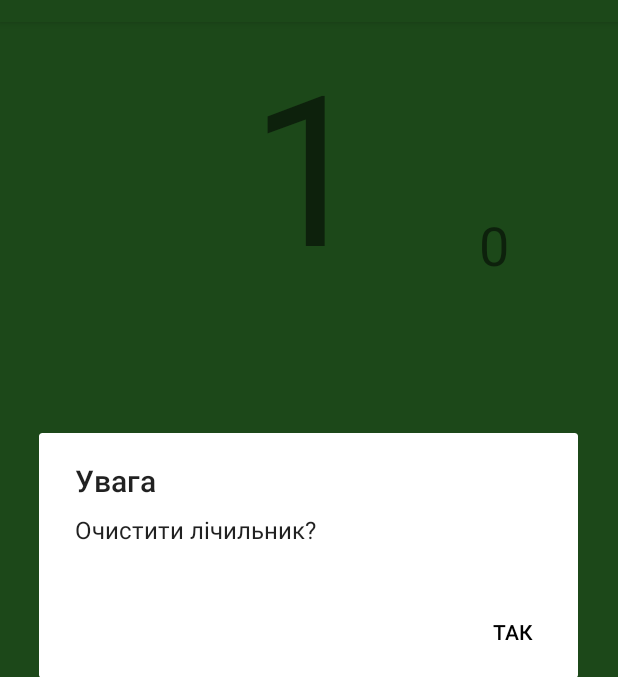
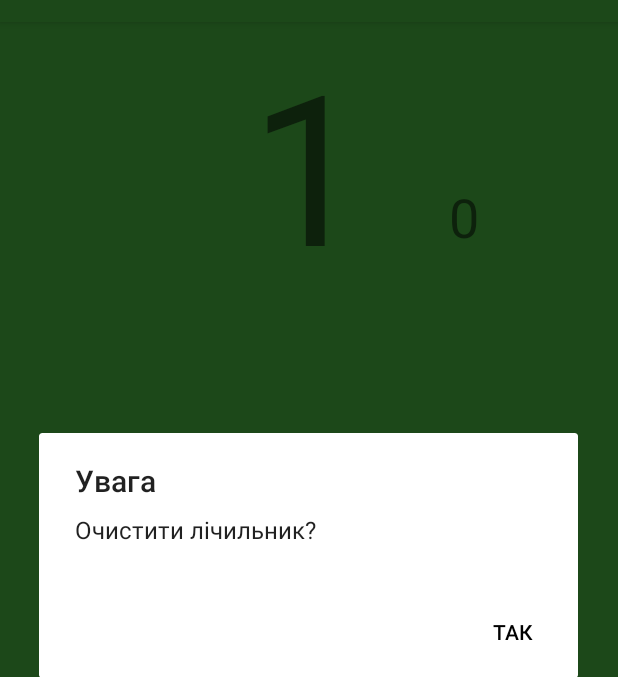
Before and after one commit to myr4ik07/Tasbih, an Android app: the screen it shows after launch (MainActivity), after a tap on an icon or button, on a phone screen of 412 x 824 dp, the part 62-739 px from its top. Run offline under Robolectric (Android 15) with nearby library versions, the phone set to English and light mode, and no system bars; 1 other tap on this screen came first.

Commit message:
Видалено колір при 100 + поле сотень розширено

```diff
--- a/app/src/main/java/com/example/jaros/tasbih/MainActivity.java
+++ b/app/src/main/java/com/example/jaros/tasbih/MainActivity.java
@@ -95,7 +95,7 @@ public class MainActivity extends AppCompatActivity {
             int i2_value = Integer.parseInt(s2_value);
             i2_value++;
             textView.setText(String.valueOf(i2_value));
-            textView.setTextColor(Color.parseColor("#FFF4E003"));
+//            textView.setTextColor(Color.parseColor("#FFF4E003"));
 
             vibrator.vibrate(1000);
         } else {
@@ -124,7 +124,7 @@ public class MainActivity extends AppCompatActivity {
                         editText.setText(String.valueOf(0));
                         textView.setText(String.valueOf(0));
 
-                        textView.setTextColor(Color.parseColor("#FF000000"));
+//                        textView.setTextColor(Color.parseColor("#FF000000"));
                     }
                 });
         AlertDialog alertDialog = builder.create();
--- a/app/src/main/res/layout/activity_main.xml
+++ b/app/src/main/res/layout/activity_main.xml
@@ -66,15 +66,18 @@
 
     <TextView
         android:id="@+id/textView"
-        android:layout_width="60dp"
-        android:layout_height="60dp"
+        android:layout_width="wrap_content"
+        android:layout_height="58dp"
+        android:layout_marginBottom="0dp"
+        android:layout_marginLeft="8dp"
+        android:layout_marginRight="8dp"
         android:gravity="center"
         android:text="0"
         android:textSize="36sp"
-        tools:ignore="HardcodedText,RtlHardcoded"
         app:layout_constraintBottom_toBottomOf="@+id/editText"
-        android:layout_marginBottom="-20dp"
+        app:layout_constraintHorizontal_bias="0.0"
         app:layout_constraintLeft_toRightOf="@+id/editText"
-        android:layout_marginLeft="8dp" />
+        app:layout_constraintRight_toRightOf="parent"
+        tools:ignore="HardcodedText,RtlHardcoded" />
 
 </android.support.constraint.ConstraintLayout>
```
